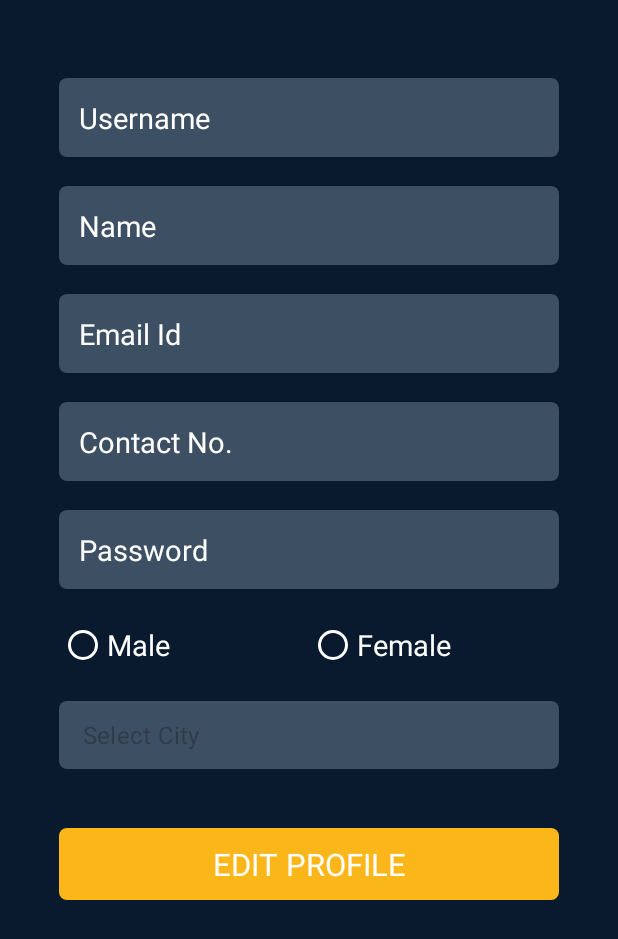
After one commit to sahetu/InternshipOnline, an Android app: the ProfileActivity screen opened directly, with no data from a screen before it, on a phone screen of 412 x 824 dp. The commit adds this screen. Shown: the top 939 px of the screen. Run offline under Robolectric (Android 15) with nearby library versions, the phone set to English and light mode, and no system bars; our stand-ins replace sdp/ssp sizes; Roboto replaces fonts that are not available here.

Commit message:
Login & Profile Commit

```diff
--- /dev/null
+++ b/app/src/main/java/internship/online/ProfileActivity.java
@@ -0,0 +1,284 @@
+package internship.online;
+
+import androidx.appcompat.app.AppCompatActivity;
+
+import android.content.SharedPreferences;
+import android.database.Cursor;
+import android.database.sqlite.SQLiteDatabase;
+import android.os.Bundle;
+import android.text.Editable;
+import android.text.TextWatcher;
+import android.view.View;
+import android.widget.AdapterView;
+import android.widget.ArrayAdapter;
+import android.widget.Button;
+import android.widget.CheckBox;
+import android.widget.EditText;
+import android.widget.RadioButton;
+import android.widget.RadioGroup;
+import android.widget.Spinner;
+
+import java.util.ArrayList;
+
+public class ProfileActivity extends AppCompatActivity {
+
+    EditText username,name,email,contact,password,confirmPassword;
+    Button editProfile,submit;
+
+    String emailPattern = "[a-zA-Z0-9._-]+@[a-z]+\\.+[a-z]+";
+
+    RadioButton male,female;
+    RadioGroup gender;
+    String sGender = "";
+
+    Spinner city;
+    ArrayList<String> cityArray;
+
+    SQLiteDatabase sqlDb;
+    String sCity = "";
+
+    SharedPreferences sp;
+
+    @Override
+    protected void onCreate(Bundle savedInstanceState) {
+        super.onCreate(savedInstanceState);
+        setContentView(R.layout.activity_profile);
+
+        sp = getSharedPreferences(ConstantSp.PREF,MODE_PRIVATE);
+
+        sqlDb = openOrCreateDatabase("InternshipOn.db",MODE_PRIVATE,null);
+        String tableQuery = "CREATE TABLE IF NOT EXISTS USERS(USERID INTEGER PRIMARY KEY AUTOINCREMENT,USERNAME VARCHAR(50),NAME VARCHAR(50),EMAIL VARCHAR(50),CONTACT BIGINT(10),PASSWORD VARCHAR(12),GENDER VARCHAR(6),CITY VARCHAR(100))";
+        sqlDb.execSQL(tableQuery);
+
+        username = findViewById(R.id.profile_username);
+        name = findViewById(R.id.profile_name);
+        email = findViewById(R.id.profile_email);
+        contact = findViewById(R.id.profile_contact);
+        password = findViewById(R.id.profile_password);
+        confirmPassword = findViewById(R.id.profile_confirm_password);
+        editProfile = findViewById(R.id.profile_button);
+        submit = findViewById(R.id.profile_button_submit);
+
+        city = findViewById(R.id.profile_spinner_city);
+
+        cityArray = new ArrayList<>();
+        cityArray.add("Select City");
+        cityArray.add("Ahmedabad");
+        cityArray.add("Rajkot");
+        cityArray.add("Vadodara");
+        cityArray.add("Demo");
+        cityArray.add("Test");
+
+        cityArray.remove(4);
+        cityArray.set(4,"Surat");
+
+        ArrayAdapter adapter = new ArrayAdapter(ProfileActivity.this, android.R.layout.simple_list_item_1,cityArray);
+        adapter.setDropDownViewResource(android.R.layout.simple_list_item_checked);
+        city.setAdapter(adapter);
+
+        city.setOnItemSelectedListener(new AdapterView.OnItemSelectedListener() {
+            @Override
+            public void onItemSelected(AdapterView<?> adapterView, View view, int i, long l) {
+                if(i==0){
+                    sCity = "";
+                }
+                else {
+                    //new CommonMethod(ProfileActivity.this, cityArray[i]);
+                    sCity = cityArray.get(i);
+                    new CommonMethod(ProfileActivity.this, cityArray.get(i));
+                }
+            }
+
+            @Override
+            public void onNothingSelected(AdapterView<?> adapterView) {
+            }
+        });
+
+        gender = findViewById(R.id.profile_gender);
+        male = findViewById(R.id.profile_male);
+        female = findViewById(R.id.profile_female);
+
+        gender.setOnCheckedChangeListener(new RadioGroup.OnCheckedChangeListener() {
+            @Override
+            public void onCheckedChanged(RadioGroup radioGroup, int i) {
+                RadioButton rb = findViewById(i);
+                sGender = rb.getText().toString();
+                new CommonMethod(ProfileActivity.this,sGender);
+            }
+        });
+
+        password.addTextChangedListener(new TextWatcher() {
+            @Override
+            public void beforeTextChanged(CharSequence charSequence, int i, int i1, int i2) {
+
+            }
+
+            @Override
+            public void onTextChanged(CharSequence charSequence, int i, int i1, int i2) {
+                if(confirmPassword.getText().toString().trim().equals("")){
+                }
+                else if(confirmPassword.getText().toString().trim().length()<6){
+                    confirmPassword.setError("Min. 6 Char Confirm Password Required");
+                }
+                else if(!password.getText().toString().trim().matches(confirmPassword.getText().toString().trim())){
+                    confirmPassword.setError("Password Does Not Match");
+                }
+                else{
+
+                }
+            }
+
+            @Override
+            public void afterTextChanged(Editable editable) {
+
+            }
+        });
+
+        confirmPassword.addTextChangedListener(new TextWatcher() {
+            @Override
+            public void beforeTextChanged(CharSequence charSequence, int i, int i1, int i2) {
+
+            }
+
+            @Override
+            public void onTextChanged(CharSequence charSequence, int i, int i1, int i2) {
+                if(confirmPassword.getText().toString().trim().equals("")){
+                }
+                else if(confirmPassword.getText().toString().trim().length()<6){
+                    confirmPassword.setError("Min. 6 Char Confirm Password Required");
+                }
+                else if(!password.getText().toString().trim().matches(confirmPassword.getText().toString().trim())){
+                    confirmPassword.setError("Password Does Not Match");
+                }
+                else{
+
+                }
+            }
+
+            @Override
+            public void afterTextChanged(Editable editable) {
+
+            }
+        });
+
+        submit.setOnClickListener(new View.OnClickListener() {
+            @Override
+            public void onClick(View view) {
+                if(username.getText().toString().trim().equals("")){
+                    username.setError("Username Required");
+                }
+                else if(name.getText().toString().trim().equals("")){
+                    name.setError("Name Required");
+                }
+                else if(email.getText().toString().trim().equals("")){
+                    email.setError("Email Id Required");
+                }
+                else if(!email.getText().toString().trim().matches(emailPattern)){
+                    email.setError("Valid Email Id Required");
+                }
+                else if(contact.getText().toString().trim().equals("")){
+                    contact.setError("Contact No. Required");
+                }
+                else if(contact.getText().toString().trim().length()<10){
+                    contact.setError("Valid Contact No. Required");
+                }
+                else if(password.getText().toString().trim().equals("")){
+                    password.setError("Password Required");
+                }
+                else if(password.getText().toString().trim().length()<6){
+                    password.setError("Min. 6 Char Password Required");
+                }
+                else if(confirmPassword.getText().toString().trim().equals("")){
+                    confirmPassword.setError("Confirm Password Required");
+                }
+                else if(confirmPassword.getText().toString().trim().length()<6){
+                    confirmPassword.setError("Min. 6 Char Confirm Password Required");
+                }
+                else if(!password.getText().toString().trim().matches(confirmPassword.getText().toString().trim())){
+                    confirmPassword.setError("Password Does Not Match");
+                }
+                else if(gender.getCheckedRadioButtonId() == -1){
+                    new CommonMethod(ProfileActivity.this,"Please Select Gender");
+                }
+                else if(city.getSelectedItemPosition()<=0){
+                    new CommonMethod(ProfileActivity.this,"Please Select City");
+                }
+                else{
+                    String updateQuery = "UPDATE USERS SET USERNAME='"+username.getText().toString()+"',NAME='"+name.getText().toString()+"',EMAIL='"+email.getText().toString()+"',CONTACT='"+contact.getText().toString()+"',PASSWORD='"+password.getText().toString()+"',GENDER='"+sGender+"',CITY='"+sCity+"' WHERE USERID='"+sp.getString(ConstantSp.ID,"")+"'";
+                    sqlDb.execSQL(updateQuery);
+                    new CommonMethod(ProfileActivity.this,"Profile Update Successfully");
+                    setData(false);
+                }
+            }
+        });
+
+        editProfile.setOnClickListener(new View.OnClickListener() {
+            @Override
+            public void onClick(View view) {
+                setData(true);
+            }
+        });
+
+        setData(false);
+
+    }
+
+    private void setData(boolean b) {
+        username.setText(sp.getString(ConstantSp.USERNAME,""));
+        name.setText(sp.getString(ConstantSp.NAME,""));
+        email.setText(sp.getString(ConstantSp.EMAIL,""));
+        contact.setText(sp.getString(ConstantSp.CONTACT,""));
+        password.setText(sp.getString(ConstantSp.PASSWORD,""));
+        confirmPassword.setText(sp.getString(ConstantSp.PASSWORD,""));
+
+        sGender = sp.getString(ConstantSp.GENDER,"");
+        sCity = sp.getString(ConstantSp.CITY,"");
+
+        if(sGender.equals("Male")){
+            male.setChecked(true);
+            female.setChecked(false);
+        }
+        else if(sGender.equals("Female")){
+            male.setChecked(false);
+            female.setChecked(true);
+        }
+        else{
+            male.setChecked(false);
+            female.setChecked(false);
+        }
+
+        int iPosition = 0;
+
+        for(int i=0;i<cityArray.size();i++){
+            if(sCity.equals(cityArray.get(i))){
+                iPosition = i;
+                break;
+            }
+        }
+        city.setSelection(iPosition);
+
+        username.setEnabled(b);
+        name.setEnabled(b);
+        email.setEnabled(b);
+        contact.setEnabled(b);
+        password.setEnabled(b);
+        confirmPassword.setEnabled(b);
+
+        male.setEnabled(b);
+        female.setEnabled(b);
+
+        city.setEnabled(b);
+
+        if(b){
+            editProfile.setVisibility(View.GONE);
+            confirmPassword.setVisibility(View.VISIBLE);
+            submit.setVisibility(View.VISIBLE);
+        }
+        else{
+            editProfile.setVisibility(View.VISIBLE);
+            confirmPassword.setVisibility(View.GONE);
+            submit.setVisibility(View.GONE);
+        }
+
+    }
+}
--- /dev/null
+++ b/app/src/main/res/layout/activity_profile.xml
@@ -0,0 +1,111 @@
+<?xml version="1.0" encoding="utf-8"?>
+<LinearLayout xmlns:android="http://schemas.android.com/apk/res/android"
+    xmlns:app="http://schemas.android.com/apk/res-auto"
+    xmlns:tools="http://schemas.android.com/tools"
+    android:layout_width="match_parent"
+    android:layout_height="match_parent"
+    android:orientation="vertical"
+    style="@style/bg_style"
+    tools:context=".ProfileActivity">
+
+    <ScrollView
+        android:layout_width="match_parent"
+        android:layout_height="match_parent">
+
+        <LinearLayout
+            android:layout_width="match_parent"
+            android:layout_height="match_parent"
+            android:layout_marginHorizontal="@dimen/_30sdp"
+            android:orientation="vertical">
+
+            <EditText
+                android:id="@+id/profile_username"
+                style="@style/edit_15"
+                android:layout_marginTop="@dimen/_40sdp"
+                android:hint="@string/username"
+                android:inputType="textEmailAddress" />
+
+            <EditText
+                android:id="@+id/profile_name"
+                style="@style/edit_15"
+                android:layout_marginTop="@dimen/_15sdp"
+                android:hint="@string/name"
+                android:inputType="textPersonName" />
+
+            <EditText
+                android:id="@+id/profile_email"
+                style="@style/edit_15"
+                android:layout_marginTop="@dimen/_15sdp"
+                android:hint="@string/email"
+                android:inputType="textEmailAddress" />
+
+            <EditText
+                android:id="@+id/profile_contact"
+                style="@style/edit_15"
+                android:layout_marginTop="@dimen/_15sdp"
+                android:hint="@string/contact"
+                android:inputType="phone"
+                android:maxLength="10" />
+
+            <EditText
+                android:id="@+id/profile_password"
+                style="@style/edit_15"
+                android:layout_marginTop="@dimen/_15sdp"
+                android:hint="@string/password"
+                android:inputType="textPassword"
+                android:maxLength="12" />
+
+            <EditText
+                android:id="@+id/profile_confirm_password"
+                style="@style/edit_15"
+                android:layout_marginTop="@dimen/_15sdp"
+                android:hint="@string/confirm_password"
+                android:inputType="textPassword"
+                android:maxLength="12" />
+
+            <RadioGroup
+                android:id="@+id/profile_gender"
+                android:layout_width="match_parent"
+                android:layout_height="wrap_content"
+                android:layout_marginTop="@dimen/_10sdp"
+                android:orientation="horizontal">
+
+                <RadioButton
+                    android:id="@+id/profile_male"
+                    style="@style/radio_15"
+                    android:layout_weight="1"
+                    android:text="Male" />
+
+                <RadioButton
+                    android:id="@+id/profile_female"
+                    style="@style/radio_15"
+                    android:layout_weight="1"
+                    android:text="Female" />
+
+            </RadioGroup>
+
+            <Spinner
+                android:background="@drawable/custom_border"
+                android:popupBackground="@color/white"
+                android:id="@+id/profile_spinner_city"
+                android:layout_width="match_parent"
+                android:layout_height="@dimen/_35sdp"
+                android:layout_marginTop="@dimen/_10sdp" />
+
+            <Button
+                android:id="@+id/profile_button"
+                style="@style/button_16"
+                android:layout_marginTop="@dimen/_30sdp"
+                android:text="@string/edit_profile" />
+
+            <Button
+                android:id="@+id/profile_button_submit"
+                style="@style/button_16"
+                android:layout_marginTop="@dimen/_30sdp"
+                android:text="@string/submit" />
+
+        </LinearLayout>
+
+    </ScrollView>
+
+</LinearLayout>
--- a/app/src/main/res/values/strings.xml
+++ b/app/src/main/res/values/strings.xml
@@ -13,4 +13,10 @@
     <string name="confirm_password">Confirm Password</string>
     <string name="signup">Signup</string>
 
+    <string name="profile">Profile</string>
+    <string name="logout">Logout</string>
+
+    <string name="edit_profile">Edit Profile</string>
+    <string name="submit">Submit</string>
+
 </resources>
```
Also changed, not shown: app/src/main/AndroidManifest.xml (+13 -7 lines), app/src/main/java/internship/online/DashboardActivity.java (+26 -1 lines), app/src/main/java/internship/online/SplashActivity.java (added, +34 -0 lines), app/src/main/res/layout/activity_dashboard.xml (+14 -0 lines), app/src/main/res/layout/activity_splash.xml (added, +15 -0 lines).
